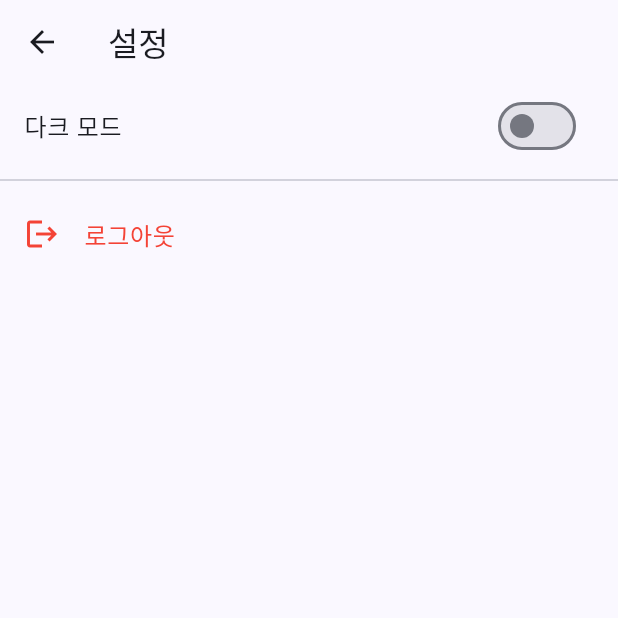
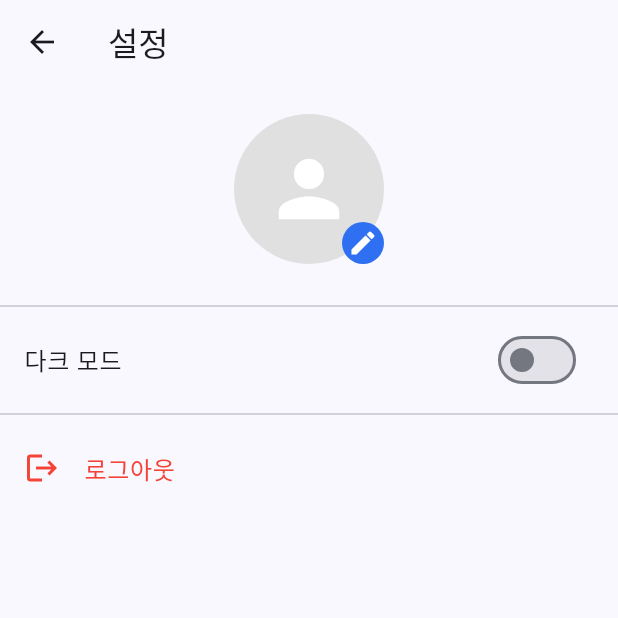
Before and after one commit to J1NWAN/url_check, a Flutter app: the SettingScreen screen opened by its route, on a phone screen of 412 x 824 dp, the top half of it. Run offline on Flutter 3.47's test engine with Material 3 defaults, Android fonts, the light colour scheme and no system bars; our stand-ins replace cloud_firestore, dropdown_button2, firebase_core, fl_chart, flutter_riverpod, freezed_annotation and 5 more; accounts and stored records are empty; generated files the repository leaves out were written again.

Commit message:
feat: 프로필 사진 선택 기능 추가
- IOS, Android 권한 추가
- 추후 이미지 파일 서버 업로드 기능 추가 예정

```diff
--- a/lib/features/setting/view/setting_screen.dart
+++ b/lib/features/setting/view/setting_screen.dart
@@ -3,6 +3,7 @@ import 'package:flutter_riverpod/flutter_riverpod.dart';
 import 'package:url_check/core/dialog/custom_dialog.dart';
 import 'package:url_check/core/theme/theme_view_model.dart';
 import 'package:go_router/go_router.dart';
+import 'package:url_check/features/setting/view/widget/profile_section_widget.dart';
 
 class SettingScreen extends ConsumerWidget {
   const SettingScreen({super.key});
@@ -27,6 +28,12 @@ class SettingScreen extends ConsumerWidget {
       ),
       body: ListView(
         children: [
+          // 프로필 섹션 (별도 위젯으로 분리)
+          const ProfileSection(),
+
+          const Divider(),
+
+          // 설정 항목들
           ListTile(
             title: const Text('다크 모드'),
             trailing: Switch(
--- /dev/null
+++ b/lib/features/setting/view/widget/profile_section_widget.dart
@@ -0,0 +1,96 @@
+import 'dart:io';
+import 'package:flutter/material.dart';
+import 'package:google_fonts/google_fonts.dart';
+import 'package:image_picker/image_picker.dart';
+
+class ProfileSection extends StatefulWidget {
+  const ProfileSection({super.key});
+
+  @override
+  State<ProfileSection> createState() => _ProfileSectionState();
+}
+
+class _ProfileSectionState extends State<ProfileSection> {
+  File? _profileImage;
+  final ImagePicker _picker = ImagePicker();
+
+  // 이미지 선택 함수
+  Future<void> _pickImage() async {
+    try {
+      final XFile? pickedFile = await _picker.pickImage(
+        source: ImageSource.gallery,
+        maxWidth: 500,
+        maxHeight: 500,
+        imageQuality: 85,
+      );
+
+      if (pickedFile != null) {
+        setState(() {
+          _profileImage = File(pickedFile.path);
+        });
+        // 여기에 이미지 저장 로직 추가 (SharedPreferences, 서버 업로드 등)
+      }
+    } catch (e) {
+      // 에러 처리
+      print('이미지 선택 오류: $e');
+    }
+  }
+
+  @override
+  Widget build(BuildContext context) {
+    return Container(
+      padding: const EdgeInsets.symmetric(vertical: 20, horizontal: 16),
+      child: Column(
+        children: [
+          // 프로필 이미지와 편집 버튼
+          Stack(
+            alignment: Alignment.bottomRight,
+            children: [
+              // 프로필 이미지 (원형)
+              Container(
+                width: 100,
+                height: 100,
+                decoration: BoxDecoration(
+                  shape: BoxShape.circle,
+                  color: Colors.grey[300],
+                  image: _profileImage != null
+                      ? DecorationImage(
+                          image: FileImage(_profileImage!),
+                          fit: BoxFit.cover,
+                        )
+                      : null,
+                ),
+                child: _profileImage == null
+                    ? const Icon(
+                        Icons.person,
+                        size: 60,
+                        color: Colors.white,
+                      )
+                    : null,
+              ),
+
+              // 편집 버튼 (작은 원형 버튼)
+              GestureDetector(
+                onTap: _pickImage,
+                child: Container(
+                  padding: const EdgeInsets.all(4),
+                  decoration: BoxDecoration(
+                    color: Theme.of(context).colorScheme.primary,
+                    shape: BoxShape.circle,
+                  ),
+                  child: const Icon(
+                    Icons.edit,
+                    size: 20,
+                    color: Colors.white,
+                  ),
+                ),
+              ),
+            ],
+          ),
+
+          // 나머지 코드는 동일...
+        ],
+      ),
+    );
+  }
+}
--- a/pubspec.yaml
+++ b/pubspec.yaml
@@ -35,6 +35,7 @@ dependencies:
   flutter_localizations:
     sdk: flutter
   intl: ^0.19.0
+  image_picker: ^0.8.7+5
 
   # The following adds the Cupertino Icons font to your application.
   # Use with the CupertinoIcons class for iOS style icons.
```
Also changed, not shown: pubspec.lock, 6 other files.
